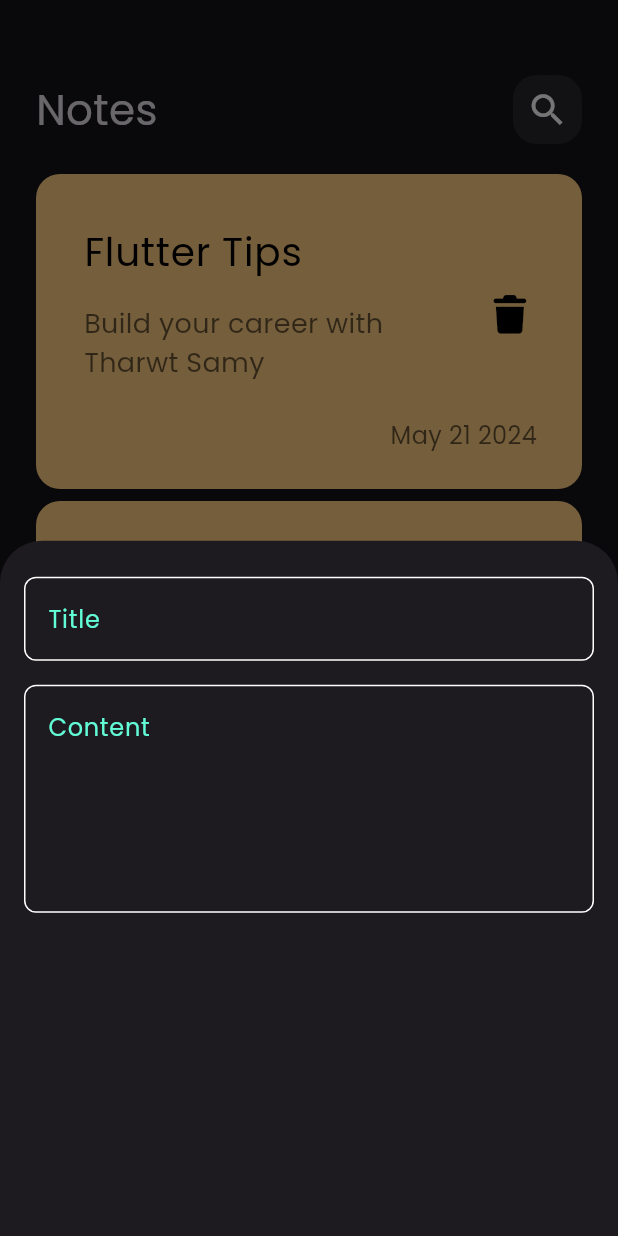
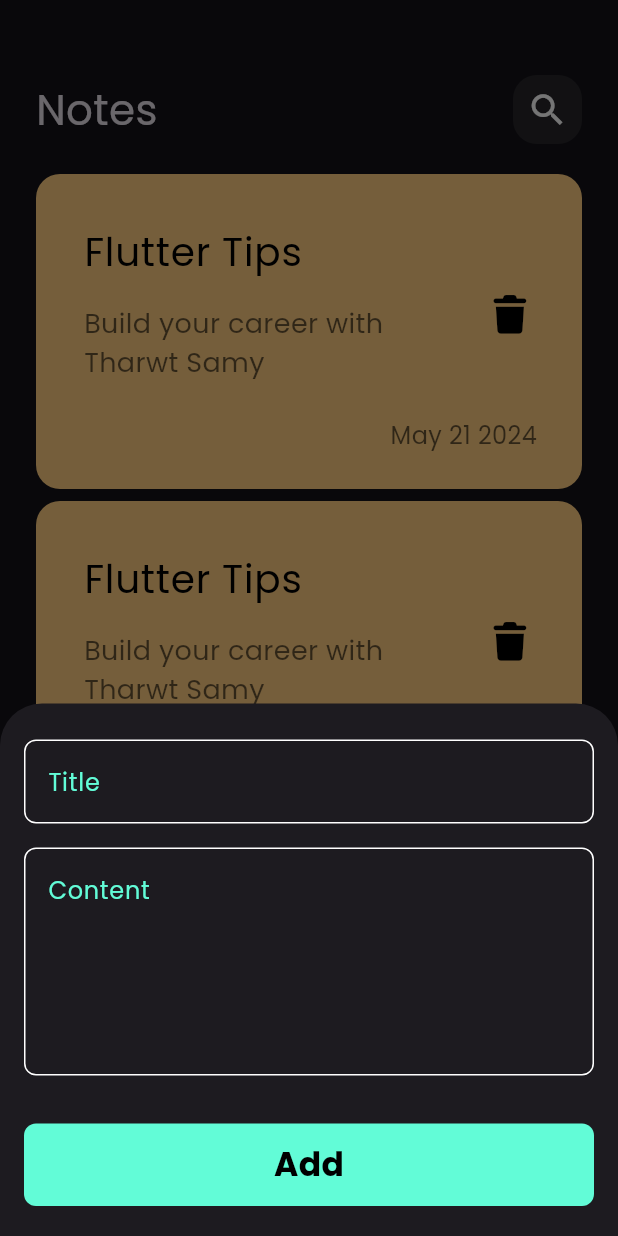
Before and after one commit to EmanMohamed7612/notes_app, a Flutter app: the screen it shows after launch, after a tap on the "add" icon, on a phone screen of 412 x 824 dp. Run offline on Flutter 3.47's test engine with Material 3 defaults, Android fonts, the phone set to English and light mode, and no system bars; our stand-ins replace font_awesome_flutter.

Commit message:
finish note bottom sheet

```diff
--- a/lib/widgets/add_note_bottom_sheet.dart
+++ b/lib/widgets/add_note_bottom_sheet.dart
@@ -1,4 +1,5 @@
 import 'package:flutter/material.dart';
+import 'package:notes_app/widgets/custom_button.dart';
 import 'package:notes_app/widgets/custom_text_field.dart';
 
 class AddNoteBottomSheet extends StatelessWidget {
@@ -8,13 +9,18 @@ class AddNoteBottomSheet extends StatelessWidget {
   Widget build(BuildContext context) {
     return Padding(
       padding: const EdgeInsets.symmetric(horizontal: 16.0),
+      child: SingleChildScrollView(
         child: Column(
           children: [
             SizedBox(height: 24),
             CustomTextField(hint: 'Title'),
             SizedBox(height: 16),
             CustomTextField(hint: 'Content', maxLines: 5),
+            SizedBox(height: 32),
+            CustomButton(),
+            SizedBox(height: 20),
           ],
+        ),
       ),
     );
   }
--- /dev/null
+++ b/lib/widgets/custom_button.dart
@@ -0,0 +1,28 @@
+import 'package:flutter/material.dart';
+import 'package:notes_app/constants.dart';
+
+class CustomButton extends StatelessWidget {
+  const CustomButton({super.key});
+
+  @override
+  Widget build(BuildContext context) {
+    return Container(
+      width: MediaQuery.of(context).size.width,
+      height: 55,
+      decoration: BoxDecoration(
+        color: kPrimaryColor,
+        borderRadius: BorderRadius.circular(8),
+      ),
+      child: const Center(
+        child: Text(
+          'Add',
+          style: TextStyle(
+            color: Colors.black,
+            fontSize: 22,
+            fontWeight: FontWeight.bold,
+          ),
+        ),
+      ),
+    );
+  }
+}
```
Lines whose indentation alone changed are shown as unchanged.
